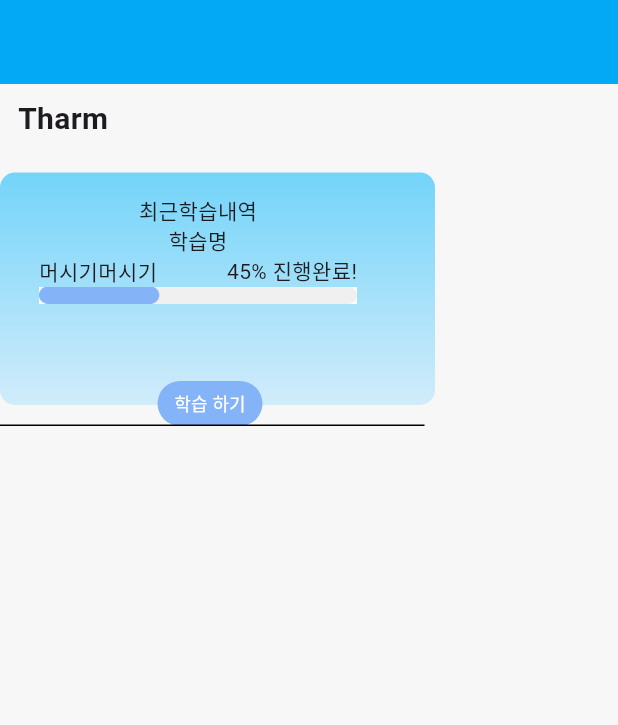
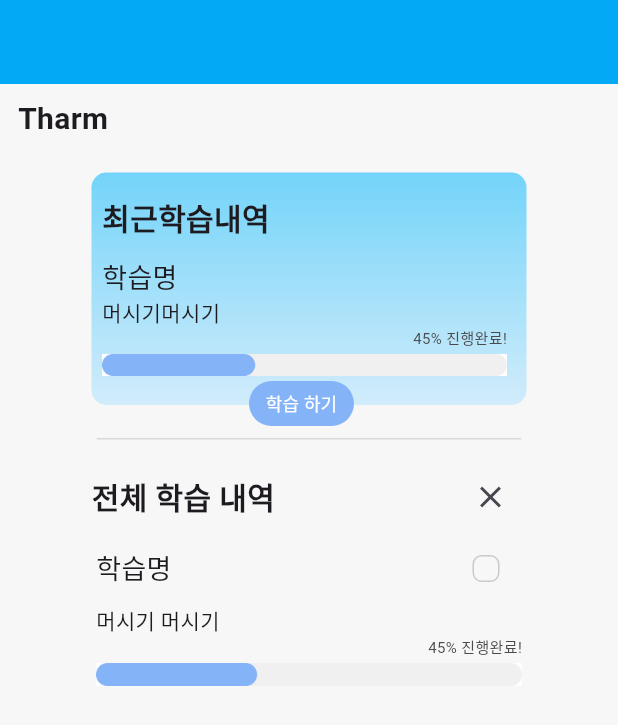
Before and after one commit to Tharm-project/tharm_front, a Flutter app: the screen it shows after launch, on a phone screen of 412 x 824 dp. Shown: the top 725 px of the screen. Run offline on Flutter 3.47's test engine with Material 3 defaults, Android fonts, the phone set to English and light mode, and no system bars; our stand-ins replace easy_rich_text, firebase_core, get; accounts and stored records are empty.

Commit message:
코드 수정

```diff
--- a/lib/screens/home_screen.dart
+++ b/lib/screens/home_screen.dart
@@ -21,8 +21,10 @@ class HomeScreen extends StatelessWidget {
       ),
       body: Column(
         crossAxisAlignment: CrossAxisAlignment.start,
+        // crossAxisAlignment: CrossAxisAlignment.center,
         children: [
           Container(
+            alignment: Alignment.centerLeft,
             margin: const EdgeInsets.fromLTRB(12, 9, 0, 21),
             child: const Text(
               'Tharm',
--- a/lib/screens/learning_screen.dart
+++ b/lib/screens/learning_screen.dart
@@ -1,20 +1,33 @@
 import 'package:easy_rich_text/easy_rich_text.dart';
 import 'package:flutter/material.dart';
+import 'package:get/get.dart';
+import 'package:get/get_state_manager/src/simple/get_controllers.dart';
 import 'package:tharmproject/widgets/home-menu.dart';
+
+class LearningController extends GetxController {
+  var isChecked = false.obs;
+
+  void toggleCheckbox(bool? value) {
+    isChecked.value = value ?? false;
+  }
+}
 
 class LearningScreen extends StatelessWidget {
   const LearningScreen({super.key});
 
   @override
   Widget build(BuildContext context) {
+    final LearningController controller = Get.put(LearningController());
+
     return Scaffold(
       appBar: AppBar(
         backgroundColor: Colors.lightBlue,
       ),
       body: Column(
-        crossAxisAlignment: CrossAxisAlignment.start,
+        crossAxisAlignment: CrossAxisAlignment.center,
         children: [
           Container(
+            alignment: Alignment.centerLeft,
             margin: const EdgeInsets.fromLTRB(12, 9, 0, 21),
             child: const Text(
               'Tharm',
@@ -31,7 +44,7 @@ class LearningScreen extends StatelessWidget {
                     Container(
                       width: 290,
                       height: 155,
-                      padding: const EdgeInsets.fromLTRB(26, 15, 52, 0),
+                      padding: const EdgeInsets.fromLTRB(7, 15, 13, 0),
                       decoration: const BoxDecoration(
                         gradient: LinearGradient(
                           begin: Alignment.topCenter,
@@ -43,16 +56,53 @@ class LearningScreen extends StatelessWidget {
                       ),
                       child: const Column(
                         children: [
-                          Text('최근학습내역'),
-                          Text('학습명'),
-                          Row(
-                            mainAxisAlignment:MainAxisAlignment.spaceBetween,
-                            children: [
-                              Text('머시기머시기'),
-                              Text('45% 진행완료!'),
-                            ],
+                          Align(
+                            alignment: Alignment.centerLeft,
+                            child: Text(
+                              '최근학습내역',
+                              style: TextStyle(
+                                fontSize: 20,
+                                fontWeight: FontWeight.bold,
+                              ),
+                            ),
                           ),
                           SizedBox(
+                            height: 13,
+                            // height: 20,
+                          ),
+                          Align(
+                            alignment: Alignment.centerLeft,
+                            child: Text(
+                              '학습명',
+                              style: TextStyle(
+                                fontSize: 18,
+                              ),
+                            ),
+                          ),
+                          Align(
+                            alignment: Alignment.centerLeft,
+                            child: Text(
+                              '머시기머시기',
+                              style: TextStyle(
+                                fontSize: 14,
+                              ),
+                            ),
+                          ),
+                          Align(
+                            alignment: Alignment.centerRight,
+                            child: Text(
+                              '45% 진행완료!',
+                              style: TextStyle(
+                                fontSize: 10,
+                                color: Color(0xff4B4B4B)
+                              ),
+                            ),
+                          ),
+                          SizedBox(
+                            height: 3,
+                          ),
+                          SizedBox(
+                            // height: 15,
                             child: Image(
                               image:AssetImage('assets/images/graph.png')
                             ),
@@ -80,50 +130,104 @@ class LearningScreen extends StatelessWidget {
                         ),
                       )
                     ),
-
-                    // border바
-                    Container(
-                      width: 283,
-                      decoration: BoxDecoration(
-                        border: Border(bottom: BorderSide(color: Colors.black))
-                      ),
-                    ),
                   ],
                 ),
               ),
-              // Container(
-              // ),
 
-              // SizedBox(
-              //   width: 235,
-              //     // height: 220,
-              //   child: Center(
-              //     child: Column(
-              //       children: [
-              //         Row(
-              //           mainAxisAlignment: MainAxisAlignment.spaceBetween,
-              //           children: [
-              //             Text('전체 학습 내역'),
-              //             IconButton(
-              //               onPressed: () {},
-              //               icon: const Icon(Icons.close_outlined)),
-              //           ],
-              //         ),
-              //         const Column(
-              //           children: [
-              //             Text('학습명'),
-              //             Text('학습명'),
-              //             Text('학습명'),
-              //             SizedBox(
-              //               child: Image(
-              //                   image: AssetImage('assets/images/graph.png')),
-              //             )
-              //           ],
-              //         )
-              //       ],
-              //     ),
-              //   ),
-              // )
+              // border
+              Container(
+                margin: const EdgeInsets.fromLTRB(0, 8, 0, 14),
+                width: 283,
+                decoration: const BoxDecoration(
+                  border: Border(bottom: BorderSide(color: Color(0xffD9D9D9)))
+                ),
+              ),
+
+              // 두번째 박스
+              SizedBox(
+                width: 290,
+                child: Center(
+                  child: Column(
+                    children: [
+                      Row(
+                        mainAxisAlignment: MainAxisAlignment.spaceBetween,
+                        children: [
+                          const Text(
+                            '전체 학습 내역',
+                            style: TextStyle(
+                              fontSize: 20,
+                              fontWeight: FontWeight.bold
+                            ),
+                          ),
+                          IconButton(
+                            onPressed: () {},
+                            icon: const Icon(Icons.close_outlined)),
+                        ],
+                      ),
+                      SizedBox(
+                        // 대략
+                        width: 284,
+                        // 원래
+                        // width: 275,
+                        child: Column(
+                            children: [
+                            Row(
+                              mainAxisAlignment: MainAxisAlignment.spaceBetween,
+                              children: [
+                                const Text(
+                                  '학습명',
+                                  style: TextStyle(
+                                    fontSize: 18,
+                                  ),
+                                ),
+                                Obx(() => Checkbox(
+                                  value: controller.isChecked.value,
+                                  onChanged: controller.toggleCheckbox,
+                                  shape: RoundedRectangleBorder(
+                                    borderRadius:
+                                      BorderRadius.circular(6),
+                                  ),
+                                  side: const BorderSide(
+                                    color: Color(0xffCACACA),
+                                    width: 1,
+                                  ),
+                                )),
+                              ],
+                            ),
+                            const Align(
+                              alignment: Alignment.centerLeft,
+                              child: Text(
+                                '머시기 머시기',
+                                style: TextStyle(
+                                  fontSize: 14,
+                                ),
+                              ),
+                            ),
+                            const Align(
+                              alignment: Alignment.centerRight,
+                              child: Text(
+                                '45% 진행완료!',
+                                style: TextStyle(
+                                  fontSize: 10,
+                                  color: Color(0xff4B4B4B),
+                                ),
+                              ),
+                            ),
+                            const SizedBox(
+                              height: 3,
+                            ),
+                            const SizedBox(
+                              child: Image(
+                                image:
+                                  AssetImage('assets/images/graph.png')),
+                            )
+                          ],
+                        ),
+                      )
+                    ],
+                  ),
+                ),
+              )
             ],
           ),
         ],
```
